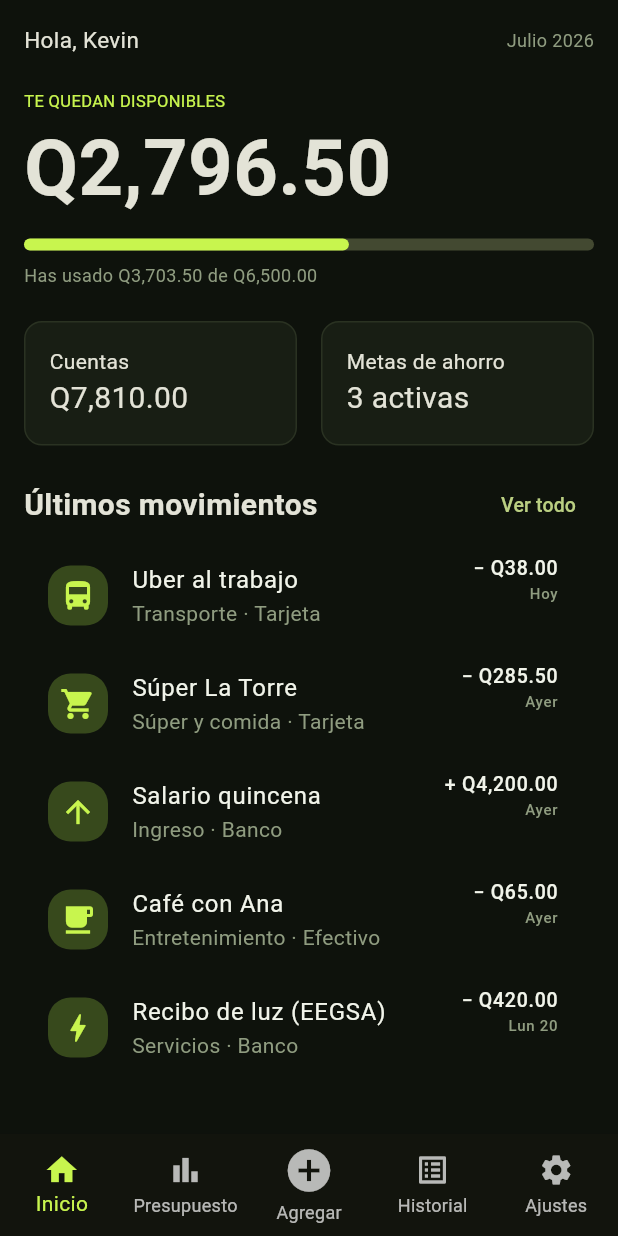
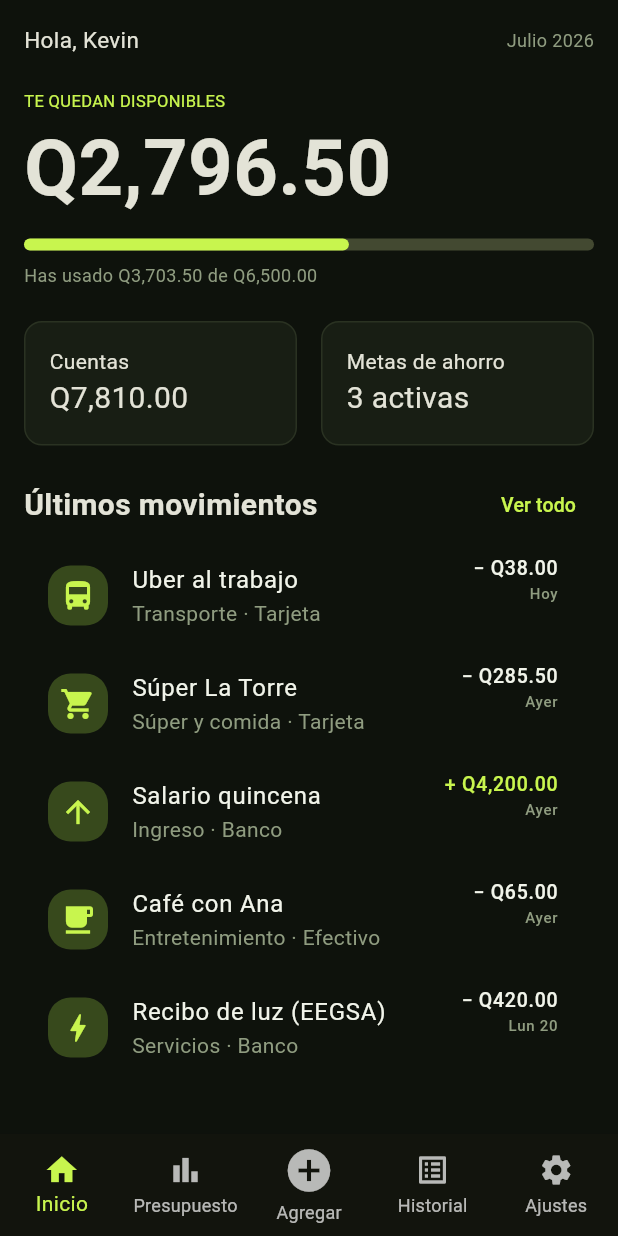
Before and after one commit to saulecch/inkash_d, a Flutter app: the screen it shows after launch, on a phone screen of 412 x 824 dp. Run offline on Flutter 3.47's test engine with Material 3 defaults, Android fonts, the light colour scheme and no system bars.

Commit message:
S06 condiciones en linea aplicado a amount en detailListTile

```diff
--- a/lib/main.dart
+++ b/lib/main.dart
@@ -85,7 +85,10 @@ class MyApp extends StatelessWidget {
                 ),
                 TextButton(
                   onPressed: () {},
-                  child: const Text('Ver todo', style: TextStyle(fontSize: 13)),
+                  child: const Text(
+                    'Ver todo',
+                    style: TextStyle(fontSize: 13, color: kLima),
+                  ),
                 ),
               ],
             ),
@@ -109,6 +112,7 @@ class MyApp extends StatelessWidget {
               'Ingreso · Banco',
               '+ Q4,200.00',
               'Ayer',
+              isIncome: true,
             ),
             detailListTile(
               Icons.local_cafe,
@@ -160,8 +164,9 @@ Widget detailListTile(
   String title,
   String subtitle,
   String amount,
-  String date,
-) {
+  String date, {
+  bool isIncome = false,
+}) {
   return ListTile(
     leading: Container(
       width: 40,
@@ -177,7 +182,10 @@ Widget detailListTile(
     trailing: Column(
       crossAxisAlignment: CrossAxisAlignment.end,
       children: [
-        Text(amount, style: TextStyle(fontSize: 13, color: kTexto)),
+        Text(
+          amount,
+          style: TextStyle(fontSize: 13, color: isIncome ? kLima : kTexto),
+        ),
         Text(date, style: TextStyle(fontSize: 10, color: kMuted)),
       ],
     ),
```
